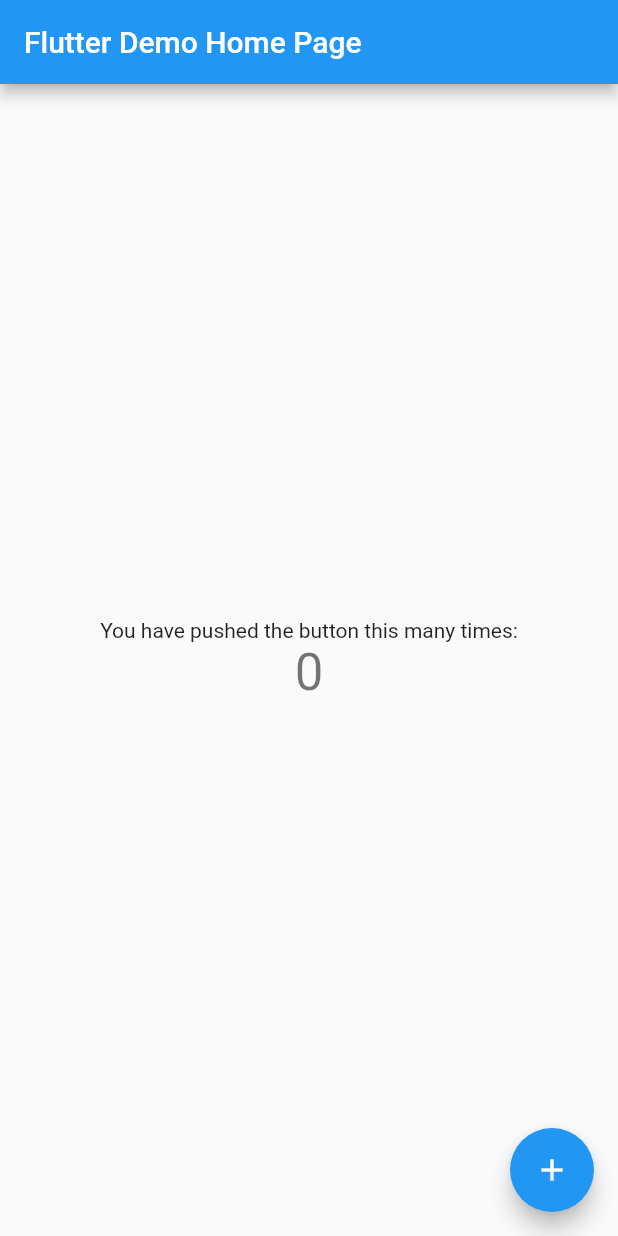
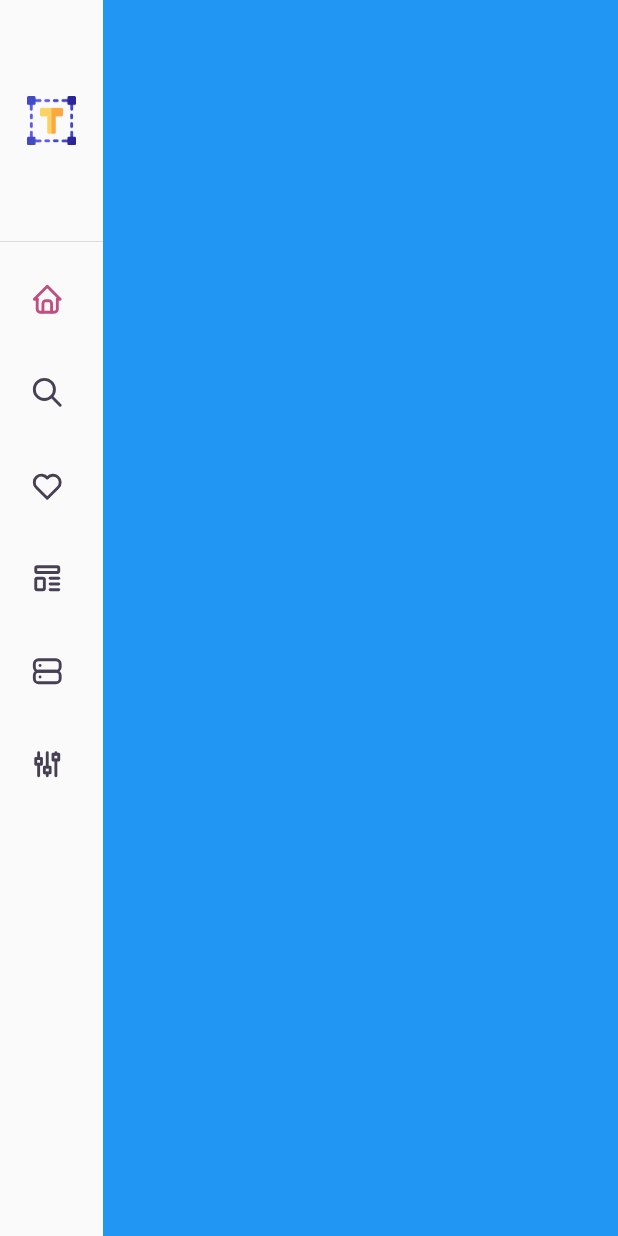
Before and after one commit to ShreeyansB/fontina, a Flutter app: the screen it shows after launch, on a phone screen of 412 x 824 dp. Run offline on Flutter 3.47's test engine with Material 2 defaults, Android fonts, the phone set to English and light mode, and no system bars; our stand-ins replace flutter_svg, get, google_fonts.

Commit message:
Partially added Side Bar

```diff
--- /dev/null
+++ b/lib/components/side_menu.dart
@@ -0,0 +1,126 @@
+import 'package:flutter/material.dart';
+import 'package:flutter_svg/flutter_svg.dart';
+import 'package:fontina/util/theme.dart';
+import 'package:get/get.dart';
+
+var selected = 0.obs;
+var overflow = false.obs;
+
+class SideMenu extends StatefulWidget {
+  const SideMenu({
+    Key? key,
+  }) : super(key: key);
+
+  @override
+  _SideMenuState createState() => _SideMenuState();
+}
+
+class _SideMenuState extends State<SideMenu> {
+  @override
+
+  Widget build(BuildContext context) {
+    return Drawer(
+      child: SingleChildScrollView(
+        child: Column(
+          children: [
+            DrawerHeader(
+              child: Image.asset(
+                "assets/images/logo.png",
+                width: 65,
+              ),
+              padding: EdgeInsets.symmetric(vertical: 10.0, horizontal: 18.0),
+            ),
+            DrawerTile(
+              title: "Home",
+              svgSrc: "assets/svg/home.svg",
+              onPress: () => selected.value = 0,
+              index: 0,
+
+            ),
+            DrawerTile(
+              title: "Search",
+              svgSrc: "assets/svg/search.svg",
+              onPress: () => selected.value = 1,
+              index: 1,
+
+            ),
+            DrawerTile(
+              title: "Favorite",
+              svgSrc: "assets/svg/fav.svg",
+              onPress: () => selected.value = 2,
+              index: 2,
+
+            ),
+            DrawerTile(
+              title: "Generate",
+              svgSrc: "assets/svg/gen.svg",
+              onPress: () => selected.value = 3,
+              index: 3,
+
+            ),
+            DrawerTile(
+              title: "Details",
+              svgSrc: "assets/svg/details.svg",
+              onPress: () => selected.value = 4,
+              index: 4,
+
+            ),
+            DrawerTile(
+              title: "Settings",
+              svgSrc: "assets/svg/settings.svg",
+              onPress: () => selected.value = 5,
+              index: 5,
+
+            ),
+          ],
+        ),
+      ),
+    );
+  }
+}
+
+class DrawerTile extends StatelessWidget {
+  const DrawerTile({
+    Key? key,
+    required this.title,
+    required this.svgSrc,
+    required this.onPress,
+    required this.index,
+  }) : super(key: key);
+
+  final String title, svgSrc;
+  final VoidCallback onPress;
+  final int index;
+
+  @override
+  Widget build(BuildContext context) {
+    return Obx(() => Container(
+          width: 150,
+          child: ListTile(
+            contentPadding: EdgeInsets.symmetric(
+              vertical: 3,
+              horizontal: 20,
+            ),
+            onTap: onPress,
+            horizontalTitleGap: 0,
+            leading: SvgPicture.asset(
+              svgSrc,
+              color: selected.value == index
+                  ? MyTheme.primaryColorLight
+                  : MyTheme.textColorLight,
+              height: 23,
+            ),
+            title: Text(
+              title,
+              maxLines: 1,
+              style: TextStyle(
+                  fontWeight: FontWeight.w600,
+                  color: selected.value == index
+                      ? MyTheme.primaryColorLight
+                      : MyTheme.textColorLight,
+                  fontSize: 17.0),
+            ),
+          ),
+        ));
+  }
+}
--- a/lib/main.dart
+++ b/lib/main.dart
@@ -1,113 +1,29 @@
 import 'package:flutter/material.dart';
+import 'package:fontina/screens/home_screen.dart';
+import 'package:get/get.dart';
+import 'package:fontina/util/theme.dart';
+import 'package:google_fonts/google_fonts.dart';
 
 void main() {
   runApp(MyApp());
 }
 
 class MyApp extends StatelessWidget {
-  // This widget is the root of your application.
+  const MyApp({Key? key}) : super(key: key);
+
   @override
   Widget build(BuildContext context) {
-    return MaterialApp(
-      title: 'Flutter Demo',
-      theme: ThemeData(
-        // This is the theme of your application.
-        //
-        // Try running your application with "flutter run". You'll see the
-        // application has a blue toolbar. Then, without quitting the app, try
-        // changing the primarySwatch below to Colors.green and then invoke
-        // "hot reload" (press "r" in the console where you ran "flutter run",
-        // or simply save your changes to "hot reload" in a Flutter IDE).
-        // Notice that the counter didn't reset back to zero; the application
-        // is not restarted.
-        primarySwatch: Colors.blue,
-      ),
-      home: MyHomePage(title: 'Flutter Demo Home Page'),
+    return GetMaterialApp(
+      debugShowCheckedModeBanner: false,
+      title: 'fontina',
+      theme: ThemeData.light().copyWith(
+          scaffoldBackgroundColor: MyTheme.bgColorLight,
+          primaryColor: MyTheme.primaryColorLight,
+          accentColor: MyTheme.primaryColorLight,
+          textTheme: GoogleFonts.karlaTextTheme(Theme.of(context)
+              .textTheme
+              .apply(bodyColor: MyTheme.textColorLight))),
+              home: HomeScreen(),
     );
   }
 }
-
-class MyHomePage extends StatefulWidget {
-  MyHomePage({Key? key, required this.title}) : super(key: key);
-
-  // This widget is the home page of your application. It is stateful, meaning
-  // that it has a State object (defined below) that contains fields that affect
-  // how it looks.
-
-  // This class is the configuration for the state. It holds the values (in this
-  // case the title) provided by the parent (in this case the App widget) and
-  // used by the build method of the State. Fields in a Widget subclass are
-  // always marked "final".
-
-  final String title;
-
-  @override
-  _MyHomePageState createState() => _MyHomePageState();
-}
-
-class _MyHomePageState extends State<MyHomePage> {
-  int _counter = 0;
-
-  void _incrementCounter() {
-    setState(() {
-      // This call to setState tells the Flutter framework that something has
-      // changed in this State, which causes it to rerun the build method below
-      // so that the display can reflect the updated values. If we changed
-      // _counter without calling setState(), then the build method would not be
-      // called again, and so nothing would appear to happen.
-      _counter++;
-    });
-  }
-
-  @override
-  Widget build(BuildContext context) {
-    // This method is rerun every time setState is called, for instance as done
-    // by the _incrementCounter method above.
-    //
-    // The Flutter framework has been optimized to make rerunning build methods
-    // fast, so that you can just rebuild anything that needs updating rather
-    // than having to individually change instances of widgets.
-    return Scaffold(
-      appBar: AppBar(
-        // Here we take the value from the MyHomePage object that was created by
-        // the App.build method, and use it to set our appbar title.
-        title: Text(widget.title),
-      ),
-      body: Center(
-        // Center is a layout widget. It takes a single child and positions it
-        // in the middle of the parent.
-        child: Column(
-          // Column is also a layout widget. It takes a list of children and
-          // arranges them vertically. By default, it sizes itself to fit its
-          // children horizontally, and tries to be as tall as its parent.
-          //
-          // Invoke "debug painting" (press "p" in the console, choose the
-          // "Toggle Debug Paint" action from the Flutter Inspector in Android
-          // Studio, or the "Toggle Debug Paint" command in Visual Studio Code)
-          // to see the wireframe for each widget.
-          //
-          // Column has various properties to control how it sizes itself and
-          // how it positions its children. Here we use mainAxisAlignment to
-          // center the children vertically; the main axis here is the vertical
-          // axis because Columns are vertical (the cross axis would be
-          // horizontal).
-          mainAxisAlignment: MainAxisAlignment.center,
-          children: <Widget>[
-            Text(
-              'You have pushed the button this many times:',
-            ),
-            Text(
-              '$_counter',
-              style: Theme.of(context).textTheme.headline4,
-            ),
-          ],
-        ),
-      ),
-      floatingActionButton: FloatingActionButton(
-        onPressed: _incrementCounter,
-        tooltip: 'Increment',
-        child: Icon(Icons.add),
-      ), // This trailing comma makes auto-formatting nicer for build methods.
-    );
-  }
-}
--- /dev/null
+++ b/lib/screens/home_screen.dart
@@ -0,0 +1,33 @@
+import 'package:flutter/material.dart';
+import 'package:flutter_svg/flutter_svg.dart';
+import 'package:fontina/components/side_menu.dart';
+import 'package:fontina/util/theme.dart';
+
+class HomeScreen extends StatefulWidget {
+  const HomeScreen({Key? key}) : super(key: key);
+
+  @override
+  _HomeScreenState createState() => _HomeScreenState();
+}
+
+class _HomeScreenState extends State<HomeScreen> {
+  int _railIndex = 0;
+
+  @override
+  Widget build(BuildContext context) {
+    return Scaffold(
+      body: SafeArea(
+          child: Row(
+        children: [
+          Expanded(
+              child: SideMenu()),
+          Expanded(
+              flex: 5,
+              child: Container(
+                color: Colors.blue,
+              )),
+        ],
+      )),
+    );
+  }
+}
--- /dev/null
+++ b/lib/util/theme.dart
@@ -0,0 +1,7 @@
+import 'package:flutter/material.dart';
+
+class MyTheme {
+  static const Color primaryColorLight = Color(0xffC14e80);
+  static const Color bgColorLight = Color(0xfffffefe);
+  static const Color textColorLight = Color(0xff474054);
+}
```
Also changed, not shown: pubspec.yaml (+7 -49 lines), assets/images/logo.png (added), assets/svg/details.svg (added), assets/svg/fav.svg (added), assets/svg/gen.svg (added), assets/svg/home.svg (added), assets/svg/search.svg (added), assets/svg/settings.svg (added), pubspec.lock, 5 other files.
